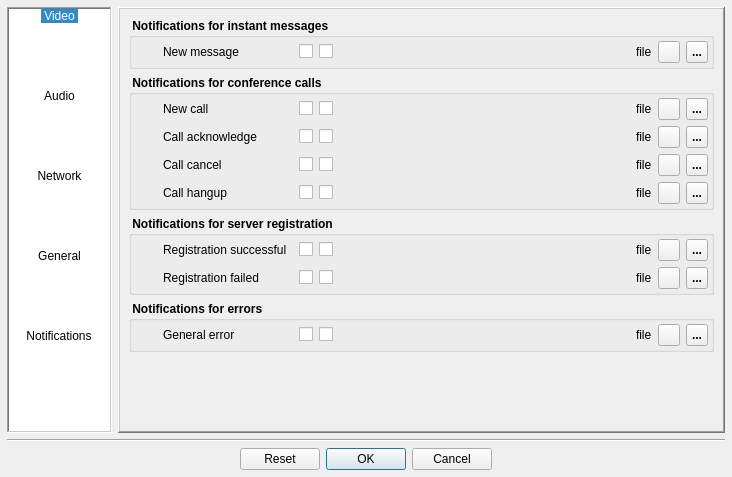
Old version of the form Homer/forms/ConfigurationDialog.ui in the repository Homer-Conferencing/Homer-Conferencing.
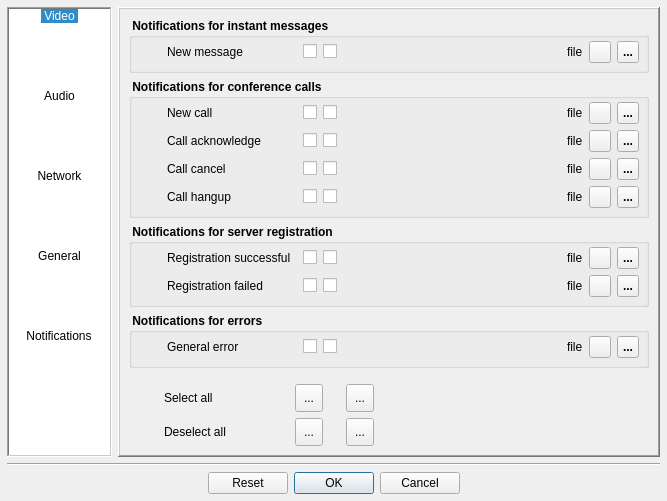
New version of the form. The open tabs and pages were chosen to show the change. Icons and pictures are not drawn.

The edit to the form file:
```diff
--- a/Homer/forms/ConfigurationDialog.ui
+++ b/Homer/forms/ConfigurationDialog.ui
@@ -6,16 +6,10 @@
    <rect>
     <x>0</x>
     <y>0</y>
-    <width>732</width>
-    <height>477</height>
+    <width>667</width>
+    <height>498</height>
    </rect>
   </property>
-  <property name="maximumSize">
-   <size>
-    <width>1280</width>
-    <height>480</height>
-   </size>
-  </property>
   <property name="windowTitle">
    <string>Edit configuration</string>
   </property>
@@ -2802,9 +2796,18 @@
             <string> Notifications for instant messages </string>
            </property>
            <layout class="QVBoxLayout" name="verticalLayout_16">
-            <property name="margin">
+            <property name="leftMargin">
+             <number>7</number>
+            </property>
+            <property name="topMargin">
              <number>3</number>
             </property>
+            <property name="rightMargin">
+             <number>7</number>
+            </property>
+            <property name="bottomMargin">
+             <number>7</number>
+            </property>
             <item>
              <layout class="QHBoxLayout" name="horizontalLayout_30">
               <item>
@@ -3016,9 +3019,18 @@
             <string> Notifications for conference calls </string>
            </property>
            <layout class="QVBoxLayout" name="verticalLayout_18">
-            <property name="margin">
+            <property name="leftMargin">
+             <number>7</number>
+            </property>
+            <property name="topMargin">
              <number>3</number>
             </property>
+            <property name="rightMargin">
+             <number>7</number>
+            </property>
+            <property name="bottomMargin">
+             <number>7</number>
+            </property>
             <item>
              <layout class="QHBoxLayout" name="horizontalLayout_31">
               <item>
@@ -3818,9 +3830,18 @@
             <string> Notifications for server registration</string>
            </property>
            <layout class="QVBoxLayout" name="verticalLayout_20">
-            <property name="margin">
+            <property name="leftMargin">
+             <number>7</number>
+            </property>
+            <property name="topMargin">
              <number>3</number>
             </property>
+            <property name="rightMargin">
+             <number>7</number>
+            </property>
+            <property name="bottomMargin">
+             <number>7</number>
+            </property>
             <item>
              <layout class="QHBoxLayout" name="horizontalLayout_38">
               <item>
@@ -4228,9 +4249,18 @@
             <string> Notifications for errors</string>
            </property>
            <layout class="QVBoxLayout" name="verticalLayout_17">
-            <property name="margin">
+            <property name="leftMargin">
+             <number>7</number>
+            </property>
+            <property name="topMargin">
              <number>3</number>
             </property>
+            <property name="rightMargin">
+             <number>7</number>
+            </property>
+            <property name="bottomMargin">
+             <number>7</number>
+            </property>
             <item>
              <layout class="QHBoxLayout" name="horizontalLayout_37">
               <item>
@@ -4435,14 +4465,347 @@
            <property name="orientation">
             <enum>Qt::Vertical</enum>
            </property>
+           <property name="sizeType">
+            <enum>QSizePolicy::MinimumExpanding</enum>
+           </property>
            <property name="sizeHint" stdset="0">
             <size>
              <width>20</width>
-             <height>40</height>
+             <height>10</height>
             </size>
            </property>
           </spacer>
          </item>
+         <item>
+          <layout class="QHBoxLayout" name="horizontalLayout_40">
+           <item>
+            <spacer name="horizontalSpacer_44">
+             <property name="orientation">
+              <enum>Qt::Horizontal</enum>
+             </property>
+             <property name="sizeType">
+              <enum>QSizePolicy::Fixed</enum>
+             </property>
+             <property name="sizeHint" stdset="0">
+              <size>
+               <width>7</width>
+               <height>20</height>
+              </size>
+             </property>
+            </spacer>
+           </item>
+           <item>
+            <widget class="QLabel" name="label_20">
+             <property name="minimumSize">
+              <size>
+               <width>22</width>
+               <height>22</height>
+              </size>
+             </property>
+             <property name="maximumSize">
+              <size>
+               <width>22</width>
+               <height>22</height>
+              </size>
+             </property>
+             <property name="text">
+              <string/>
+             </property>
+             <property name="pixmap">
+              <pixmap resource="../resources/Icons.qrc">:/images/Info.png</pixmap>
+             </property>
+             <property name="scaledContents">
+              <bool>true</bool>
+             </property>
+            </widget>
+           </item>
+           <item>
+            <widget class="QLabel" name="label_21">
+             <property name="minimumSize">
+              <size>
+               <width>125</width>
+               <height>0</height>
+              </size>
+             </property>
+             <property name="maximumSize">
+              <size>
+               <width>125</width>
+               <height>16777215</height>
+              </size>
+             </property>
+             <property name="font">
+              <font>
+               <family>MS Shell Dlg 2</family>
+               <pointsize>9</pointsize>
+               <weight>50</weight>
+               <bold>false</bold>
+              </font>
+             </property>
+             <property name="text">
+              <string>Select all</string>
+             </property>
+             <property name="alignment">
+              <set>Qt::AlignLeading|Qt::AlignLeft|Qt::AlignVCenter</set>
+             </property>
+            </widget>
+           </item>
+           <item>
+            <widget class="QToolButton" name="mTbSelectAllSystray">
+             <property name="minimumSize">
+              <size>
+               <width>28</width>
+               <height>28</height>
+              </size>
+             </property>
+             <property name="maximumSize">
+              <size>
+               <width>28</width>
+               <height>28</height>
+              </size>
+             </property>
+             <property name="text">
+              <string>...</string>
+             </property>
+             <property name="icon">
+              <iconset resource="../resources/Icons.qrc">
+               <normaloff>:/images/Success.png</normaloff>:/images/Success.png</iconset>
+             </property>
+             <property name="iconSize">
+              <size>
+               <width>20</width>
+               <height>20</height>
+              </size>
+             </property>
+            </widget>
+           </item>
+           <item>
+            <spacer name="horizontalSpacer_10">
+             <property name="orientation">
+              <enum>Qt::Horizontal</enum>
+             </property>
+             <property name="sizeType">
+              <enum>QSizePolicy::Fixed</enum>
+             </property>
+             <property name="sizeHint" stdset="0">
+              <size>
+               <width>17</width>
+               <height>20</height>
+              </size>
+             </property>
+            </spacer>
+           </item>
+           <item>
+            <widget class="QToolButton" name="mTbSelectAllSounds">
+             <property name="minimumSize">
+              <size>
+               <width>28</width>
+               <height>28</height>
+              </size>
+             </property>
+             <property name="maximumSize">
+              <size>
+               <width>28</width>
+               <height>28</height>
+              </size>
+             </property>
+             <property name="text">
+              <string>...</string>
+             </property>
+             <property name="icon">
+              <iconset resource="../resources/Icons.qrc">
+               <normaloff>:/images/Success.png</normaloff>:/images/Success.png</iconset>
+             </property>
+             <property name="iconSize">
+              <size>
+               <width>20</width>
+               <height>20</height>
+              </size>
+             </property>
+            </widget>
+           </item>
+           <item>
+            <spacer name="horizontalSpacer_42">
+             <property name="orientation">
+              <enum>Qt::Horizontal</enum>
+             </property>
+             <property name="sizeType">
+              <enum>QSizePolicy::MinimumExpanding</enum>
+             </property>
+             <property name="sizeHint" stdset="0">
+              <size>
+               <width>2</width>
+               <height>20</height>
+              </size>
+             </property>
+            </spacer>
+           </item>
+          </layout>
+         </item>
+         <item>
+          <layout class="QHBoxLayout" name="horizontalLayout_41">
+           <item>
+            <spacer name="horizontalSpacer_45">
+             <property name="orientation">
+              <enum>Qt::Horizontal</enum>
+             </property>
+             <property name="sizeType">
+              <enum>QSizePolicy::Fixed</enum>
+             </property>
+             <property name="sizeHint" stdset="0">
+              <size>
+               <width>7</width>
+               <height>20</height>
+              </size>
+             </property>
+            </spacer>
+           </item>
+           <item>
+            <widget class="QLabel" name="label_22">
+             <property name="minimumSize">
+              <size>
+               <width>22</width>
+               <height>22</height>
+              </size>
+             </property>
+             <property name="maximumSize">
+              <size>
+               <width>22</width>
+               <height>22</height>
+              </size>
+             </property>
+             <property name="text">
+              <string/>
+             </property>
+             <property name="pixmap">
+              <pixmap resource="../resources/Icons.qrc">:/images/Info.png</pixmap>
+             </property>
+             <property name="scaledContents">
+              <bool>true</bool>
+             </property>
+            </widget>
+           </item>
+           <item>
+            <widget class="QLabel" name="label_23">
+             <property name="minimumSize">
+              <size>
+               <width>125</width>
+               <height>0</height>
+              </size>
+             </property>
+             <property name="maximumSize">
+              <size>
+               <width>125</width>
+               <height>16777215</height>
+              </size>
+             </property>
+             <property name="font">
+              <font>
+               <family>MS Shell Dlg 2</family>
+               <pointsize>9</pointsize>
+               <weight>50</weight>
+               <bold>false</bold>
+              </font>
+             </property>
+             <property name="text">
+              <string>Deselect all</string>
+             </property>
+             <property name="alignment">
+              <set>Qt::AlignLeading|Qt::AlignLeft|Qt::AlignVCenter</set>
+             </property>
+            </widget>
+           </item>
+           <item>
+            <widget class="QToolButton" name="mTbDeselectAllSystray">
+             <property name="minimumSize">
+              <size>
+               <width>28</width>
+               <height>28</height>
+              </size>
+             </property>
+             <property name="maximumSize">
+              <size>
+               <width>28</width>
+               <height>28</height>
+              </size>
+             </property>
+             <property name="text">
+              <string>...</string>
+             </property>
+             <property name="icon">
+              <iconset resource="../resources/Icons.qrc">
+               <normaloff>:/images/Delete1.png</normaloff>:/images/Delete1.png</iconset>
+             </property>
+             <property name="iconSize">
+              <size>
+               <width>20</width>
+               <height>20</height>
+              </size>
+             </property>
+            </widget>
+           </item>
+           <item>
+            <spacer name="horizontalSpacer_23">
+             <property name="orientation">
+              <enum>Qt::Horizontal</enum>
+             </property>
+             <property name="sizeType">
+              <enum>QSizePolicy::Fixed</enum>
+             </property>
+             <property name="sizeHint" stdset="0">
+              <size>
+               <width>17</width>
+               <height>20</height>
+              </size>
+             </property>
+            </spacer>
+           </item>
+           <item>
+            <widget class="QToolButton" name="mTbDeselectAllSounds">
+             <property name="minimumSize">
+              <size>
+               <width>28</width>
+               <height>28</height>
+              </size>
+             </property>
+             <property name="maximumSize">
+              <size>
+               <width>28</width>
+               <height>28</height>
+              </size>
+             </property>
+             <property name="text">
+              <string>...</string>
+             </property>
+             <property name="icon">
+              <iconset resource="../resources/Icons.qrc">
+               <normaloff>:/images/Delete1.png</normaloff>:/images/Delete1.png</iconset>
+             </property>
+             <property name="iconSize">
+              <size>
+               <width>20</width>
+               <height>20</height>
+              </size>
+             </property>
+            </widget>
+           </item>
+           <item>
+            <spacer name="horizontalSpacer_43">
+             <property name="orientation">
+              <enum>Qt::Horizontal</enum>
+             </property>
+             <property name="sizeType">
+              <enum>QSizePolicy::MinimumExpanding</enum>
+             </property>
+             <property name="sizeHint" stdset="0">
+              <size>
+               <width>2</width>
+               <height>20</height>
+              </size>
+             </property>
+            </spacer>
+           </item>
+          </layout>
+         </item>
         </layout>
        </widget>
       </widget>
```
Left out of the diff: 3 changed lines with no effect on the pictures.
